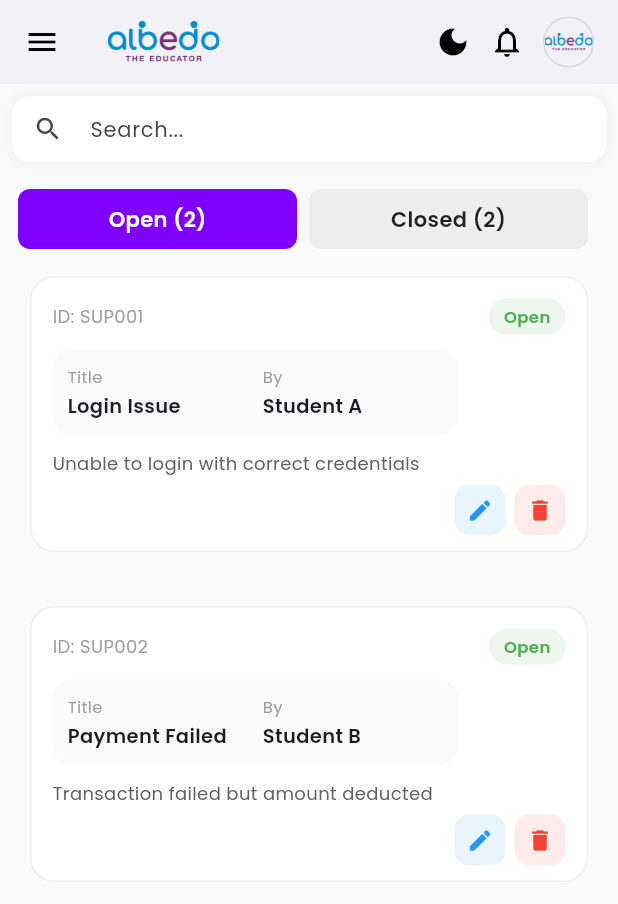
After one commit to Shazia757/albedo_app, a Flutter app: the SupportsPage screen opened directly, in the side drawer, after a tap on the "edit" icon, on a phone screen of 412 x 824 dp. The commit adds this screen. Shown: the top 904 px of the screen. Run offline on Flutter 3.47's test engine with Material 3 defaults, Android fonts, the light colour scheme and no system bars; our stand-ins replace fl_chart, get, google_fonts.

Commit message:
support page outline done

```diff
--- /dev/null
+++ b/lib/controller/support_controller.dart
@@ -0,0 +1,68 @@
+import 'package:albedo_app/model/support_model.dart';
+import 'package:get/get.dart';
+
+class SupportController extends GetxController {
+  var selectedTab = 0.obs; // 0 = open, 1 = closed
+  var searchQuery = ''.obs;
+
+  var allSupports = <SupportModel>[].obs;
+  var supports = <SupportModel>[].obs;
+
+  final statusMap = ['open', 'closed'];
+
+  @override
+  void onInit() {
+    super.onInit();
+    loadDummyData();
+    applyFilters();
+  }
+
+  void loadDummyData() {
+    allSupports.assignAll([
+      SupportModel(
+          id: "SUP001",
+          title: "Login Issue",
+          description: "Unable to login with correct credentials",
+          by: "Student A",
+          status: "open"),
+      SupportModel(
+          id: "SUP002",
+          title: "Payment Failed",
+          description: "Transaction failed but amount deducted",
+          by: "Student B",
+          status: "open"),
+      SupportModel(
+          id: "SUP003",
+          title: "App Crash",
+          description: "App crashes when opening dashboard",
+          by: "Teacher X",
+          status: "closed"),
+      SupportModel(
+          id: "SUP004",
+          title: "Wrong Data",
+          description: "Incorrect student data displayed",
+          by: "Admin",
+          status: "closed"),
+    ]);
+  }
+
+  void applyFilters() {
+    final status = statusMap[selectedTab.value];
+
+    supports.assignAll(
+      allSupports.where((s) {
+        final matchesStatus = s.status == status;
+        final matchesSearch = s.title
+                .toLowerCase()
+                .contains(searchQuery.value.toLowerCase()) ||
+            s.id.toLowerCase().contains(searchQuery.value.toLowerCase());
+
+        return matchesStatus && matchesSearch;
+      }).toList(),
+    );
+  }
+
+  int getCount(int index) {
+    return allSupports.where((e) => e.status == statusMap[index]).length;
+  }
+}
--- /dev/null
+++ b/lib/model/support_model.dart
@@ -0,0 +1,15 @@
+class SupportModel {
+  final String id;
+  final String title;
+  final String description;
+  final String by;
+  final String status; // open / closed
+
+  SupportModel({
+    required this.id,
+    required this.title,
+    required this.description,
+    required this.by,
+    required this.status,
+  });
+}
--- /dev/null
+++ b/lib/view/support_page.dart
@@ -0,0 +1,155 @@
+import 'package:albedo_app/controller/support_controller.dart';
+import 'package:albedo_app/model/support_model.dart';
+import 'package:albedo_app/widgets/button.dart';
+import 'package:albedo_app/widgets/custom_appbar.dart';
+import 'package:albedo_app/widgets/custom_card.dart';
+import 'package:albedo_app/widgets/drawer_menu.dart';
+import 'package:albedo_app/widgets/responsive.dart';
+import 'package:albedo_app/widgets/search_bar.dart';
+import 'package:flutter/material.dart';
+import 'package:get/get.dart';
+
+class SupportsPage extends StatelessWidget {
+  SupportsPage({super.key});
+
+  final c = Get.put(SupportController());
+
+  @override
+  Widget build(BuildContext context) {
+    final isDesktop = Responsive.isDesktop(context);
+
+    return Scaffold(
+      backgroundColor: Colors.grey.shade50,
+      appBar: Responsive.isMobile(context) ? const CustomAppBar() : null,
+      drawer: isDesktop ? null : const DrawerMenu(),
+      body: Column(
+        children: [
+          Padding(
+            padding: const EdgeInsets.all(8.0),
+            child: premiumSearch(
+                hint: 'Search...',
+                onChanged: (value) {
+                  c.searchQuery.value = value;
+                }),
+          ),
+          const SizedBox(height: 10),
+          _tabs(),
+          const SizedBox(height: 10),
+          Expanded(child: _list()),
+        ],
+      ),
+    );
+  }
+
+  // 🔍 Custom Search Bar
+
+  // 📊 Tabs
+  Widget _tabs() {
+    return Obx(() => Padding(
+          padding: const EdgeInsets.symmetric(horizontal: 12),
+          child: Row(
+            children: List.generate(2, (index) {
+              final isSelected = c.selectedTab.value == index;
+              final title = index == 0 ? "Open" : "Closed";
+
+              return Expanded(
+                child: GestureDetector(
+                  onTap: () {
+                    c.selectedTab.value = index;
+                    c.applyFilters();
+                  },
+                  child: Container(
+                    margin: const EdgeInsets.only(right: 8),
+                    padding: const EdgeInsets.symmetric(vertical: 10),
+                    decoration: BoxDecoration(
+                      color: isSelected
+                          ? const Color(0xFF7F00FF)
+                          : Colors.grey.shade200,
+                      borderRadius: BorderRadius.circular(8),
+                    ),
+                    child: Center(
+                      child: Text(
+                        "$title (${c.getCount(index)})",
+                        style: TextStyle(
+                          color: isSelected ? Colors.white : Colors.black87,
+                          fontWeight: FontWeight.w600,
+                        ),
+                      ),
+                    ),
+                  ),
+                ),
+              );
+            }),
+          ),
+        ));
+  }
+
+  // 📋 List
+  Widget _list() {
+    return Obx(() => ListView.builder(
+          padding: const EdgeInsets.symmetric(horizontal: 12),
+          itemCount: c.supports.length,
+          itemBuilder: (_, i) {
+            final s = c.supports[i];
+            final isOpen = s.status == "open";
+            return Padding(
+              padding: const EdgeInsets.all(8.0),
+              child: InfoCard(
+                id: s.id,
+                status: isOpen ? "Open" : "Closed",
+                statusColor: isOpen ? Colors.green : Colors.red,
+
+                /// ✅ Use infoColumns for structured data
+                infoColumns: [
+                  {"label": "Title", "value": s.title},
+                  {"label": "By", "value": s.by},
+                ],
+
+                /// ✅ Use infoRows for full-width content (description)
+                infoRows: [
+                  Text(
+                    s.description,
+                    style: TextStyle(
+                      fontSize: 12,
+                      color: Colors.grey.shade700,
+                    ),
+                  ),
+                ],
+
+                /// ✅ Actions
+                actions: [
+                  iconBtn(
+                      icon: Icons.edit,
+                      onTap: () {
+                        // TODO: Edit logic
+                      },
+                      color: Colors.blue),
+                  iconBtn(
+                      icon: Icons.delete,
+                      onTap: () {
+                        // TODO: Delete logic
+                      },
+                      color: Colors.red),
+                ],
+              ),
+            );
+          },
+        ));
+  }
+
+  // ✏️ Icon Button
+  Widget _iconBtn(IconData icon, VoidCallback onTap) {
+    return GestureDetector(
+      onTap: onTap,
+      child: Container(
+        margin: const EdgeInsets.only(left: 8),
+        padding: const EdgeInsets.all(6),
+        decoration: BoxDecoration(
+          color: Colors.grey.shade100,
+          borderRadius: BorderRadius.circular(6),
+        ),
+        child: Icon(icon, size: 16),
+      ),
+    );
+  }
+}
--- a/lib/widgets/custom_card.dart
+++ b/lib/widgets/custom_card.dart
@@ -102,6 +102,7 @@ class InfoCard extends StatelessWidget {
                     )),
               ],
             ),
+          const SizedBox(height: 10),
         ],
       ),
     );
--- a/lib/widgets/drawer_menu.dart
+++ b/lib/widgets/drawer_menu.dart
@@ -6,6 +6,7 @@ import 'package:albedo_app/view/payment_page.dart';
 import 'package:albedo_app/view/report_page.dart';
 import 'package:albedo_app/view/session_page.dart';
 import 'package:albedo_app/view/students_trs_page.dart';
+import 'package:albedo_app/view/support_page.dart';
 import 'package:flutter/material.dart';
 import 'package:get/get.dart';
 import '../controller/home_controller.dart';
@@ -121,7 +122,7 @@ class DrawerMenu extends StatelessWidget {
                     onPressed: () {
                       c.setIndex(5);
                       Get.back();
-                      Get.to(() => HomeView());
+                      Get.to(() => SupportsPage());
                     },
                   ),
                   _menuItem(
```
